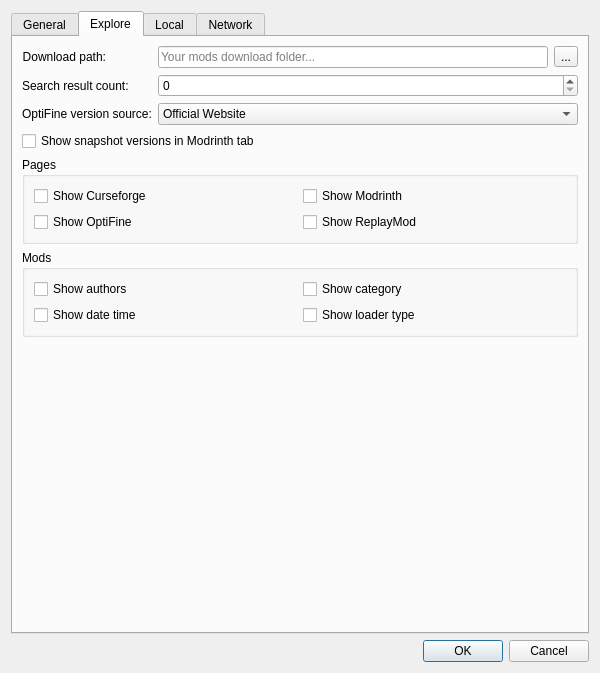
Old version of the form src/ui/preferences.ui in the repository kaniol-lck/modmanager.
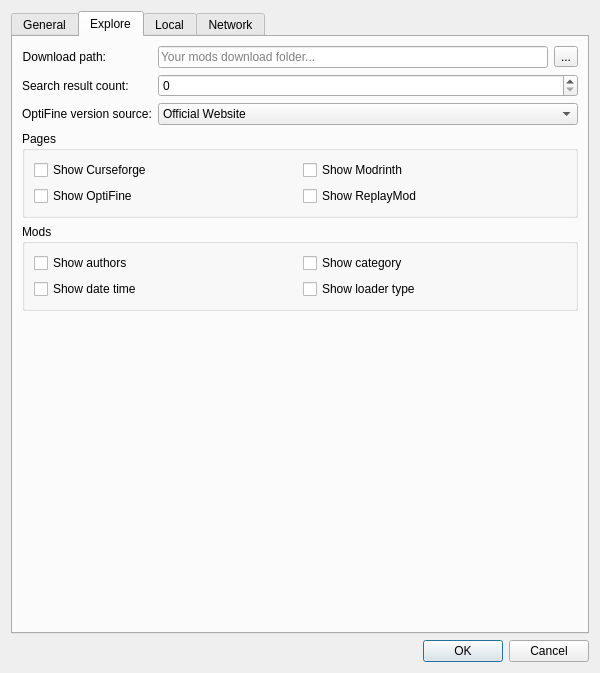
New version of the form. The open tabs and pages were chosen to show the change. Icons and pictures are not drawn.

Patch:
```diff
--- a/src/ui/preferences.ui
+++ b/src/ui/preferences.ui
@@ -182,13 +182,6 @@
            </item>
           </widget>
          </item>
-         <item row="3" column="0" colspan="2">
-          <widget class="QCheckBox" name="showModrinthSnapshot">
-           <property name="text">
-            <string>Show snapshot versions in Modrinth tab</string>
-           </property>
-          </widget>
-         </item>
         </layout>
        </item>
        <item>
```
